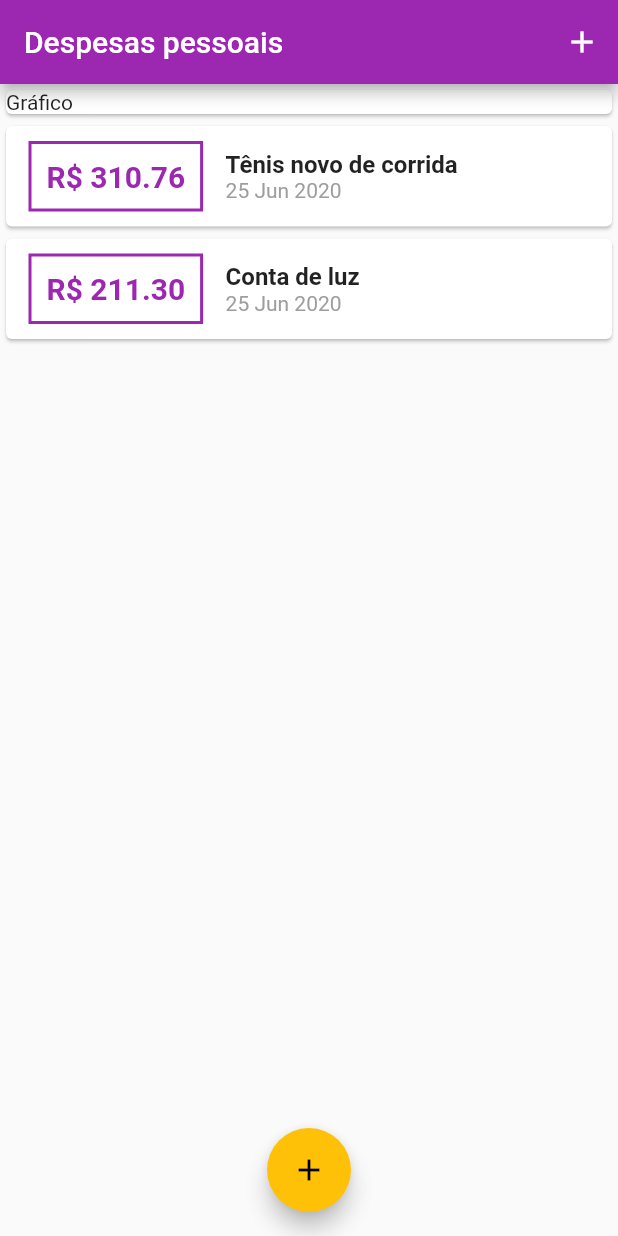
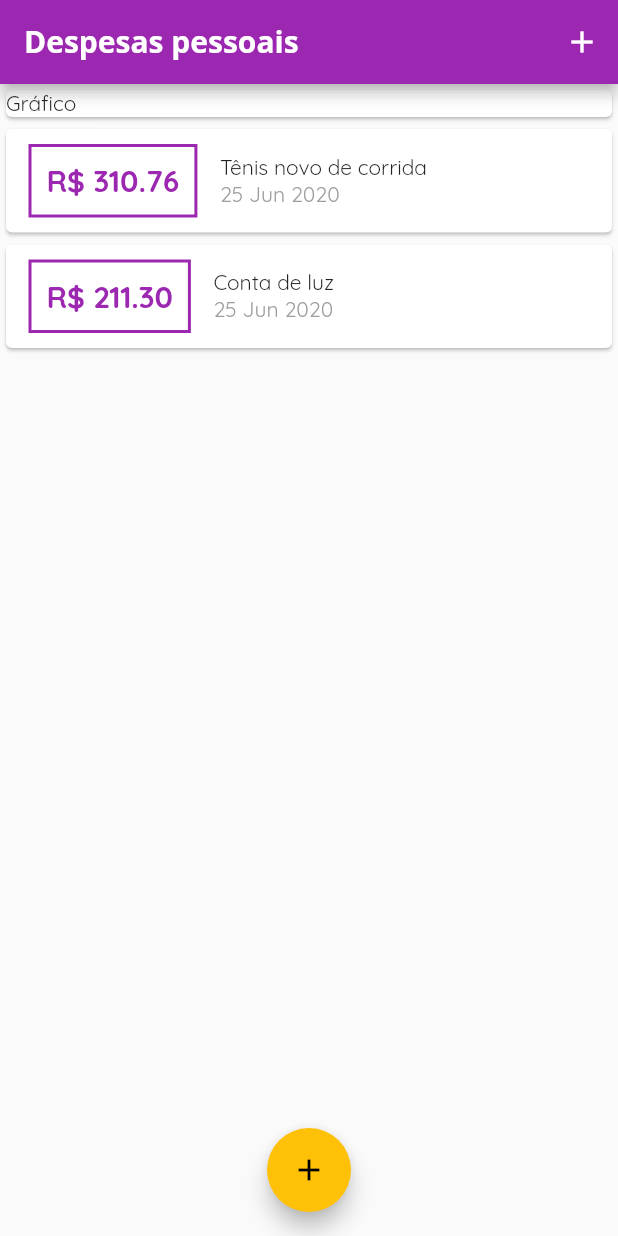
Before and after one commit to s7Thiago/expenses-app, a Flutter app: the screen it shows after launch, on a phone screen of 412 x 824 dp. Run offline on Flutter 3.47's test engine with Material 2 defaults, Android fonts, the phone set to English and light mode, and no system bars; statements that could not run were skipped.

Commit message:
Customizing some application fonts and text themes

```diff
--- a/lib/components/transaction_list.dart
+++ b/lib/components/transaction_list.dart
@@ -48,10 +48,7 @@ class TransactionList extends StatelessWidget {
                   children: [
                     Text(
                       transaction.title,
-                      style: TextStyle(
-                        fontSize: 16,
-                        fontWeight: FontWeight.bold,
-                      ),
+                      style: Theme.of(context).appBarTheme.textTheme.headline6,
                     ),
                     Text(
                       DateFormat('d MMM y').format(transaction.date),
--- a/lib/main.dart
+++ b/lib/main.dart
@@ -18,6 +18,15 @@ class ExpensesApp extends StatelessWidget {
       theme: ThemeData(
         primarySwatch: Colors.purple,
         accentColor: Colors.amber,
+        fontFamily: 'Quicksand',
+        appBarTheme: AppBarTheme(
+          textTheme: ThemeData.light().textTheme.copyWith(
+                headline6: TextStyle(
+                    fontFamily: 'OpenSans',
+                    fontSize: 20,
+                    fontWeight: FontWeight.w700),
+              ),
+        ),
       ),
     );
   }
@@ -72,7 +81,12 @@ class _MyHomePageState extends State<MyHomePage> {
   Widget build(BuildContext context) {
     return Scaffold(
       appBar: AppBar(
-        title: Text('Despesas pessoais'),
+        title: Text(
+          'Despesas pessoais',
+          style: TextStyle(
+            fontFamily: 'OpenSans',
+          ),
+        ),
         actions: [
           IconButton(
             icon: Icon(Icons.add),
```
Also changed, not shown: pubspec.yaml (+13 -6 lines), assets/fonts/OpenSans-Bold.ttf (added), assets/fonts/OpenSans-Regular.ttf (added), assets/fonts/Quicksand-Bold.ttf (added), assets/fonts/Quicksand-Light.ttf (added), assets/fonts/Quicksand-Medium.ttf (added), assets/fonts/Quicksand-Regular.ttf (added).
